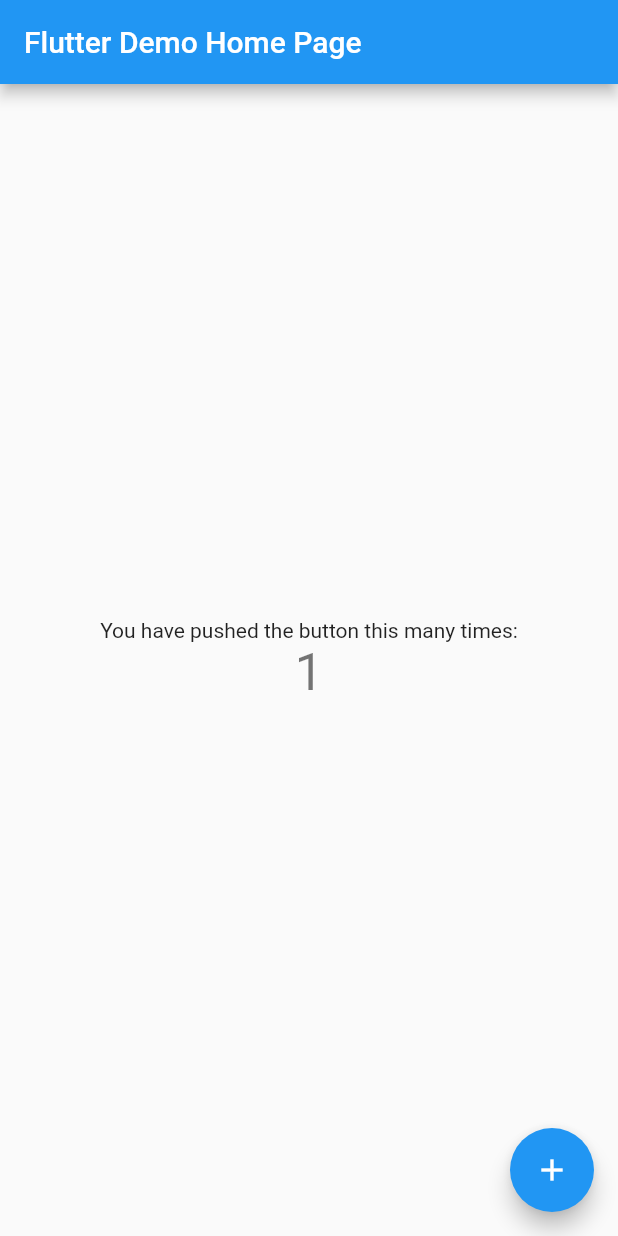
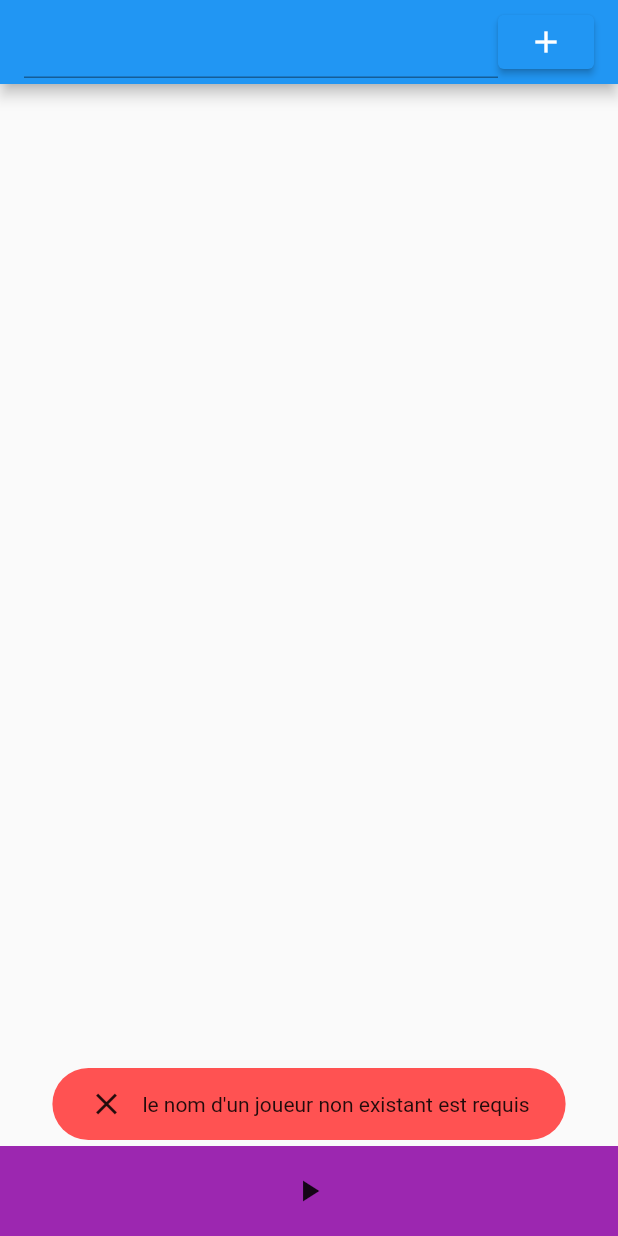
Before and after one commit to FXzoroark/flutter_dade_cho, a Flutter app: the screen it shows after launch, after a tap on the "add" icon, on a phone screen of 412 x 824 dp. Run offline on Flutter 3.47's test engine with Material 2 defaults, Android fonts, the phone set to English and light mode, and no system bars; our stand-ins replace fluttertoast.

Commit message:
écran d'enregistrement des joueurs

```diff
--- a/lib/main.dart
+++ b/lib/main.dart
@@ -1,115 +1,180 @@
 import 'package:flutter/material.dart';
+import 'package:collection/collection.dart';
+import 'package:fluttertoast/fluttertoast.dart';
 
 void main() {
-  runApp(const MyApp());
+  runApp(const MaterialApp(
+    home: HomeScreen(),
+  ));
 }
 
-class MyApp extends StatelessWidget {
-  const MyApp({super.key});
+class Player {
+  String name;
+  bool drinking = true;
 
-  // This widget is the root of your application.
+  Player(this.name);
+
+}
+
+class HomeScreen extends StatefulWidget {
+  const HomeScreen({Key? key}) : super(key: key);
+
   @override
-  Widget build(BuildContext context) {
-    return MaterialApp(
-      title: 'Flutter Demo',
-      theme: ThemeData(
-        // This is the theme of your application.
-        //
-        // Try running your application with "flutter run". You'll see the
-        // application has a blue toolbar. Then, without quitting the app, try
-        // changing the primarySwatch below to Colors.green and then invoke
-        // "hot reload" (press "r" in the console where you ran "flutter run",
-        // or simply save your changes to "hot reload" in a Flutter IDE).
-        // Notice that the counter didn't reset back to zero; the application
-        // is not restarted.
-        primarySwatch: Colors.blue,
+  State<HomeScreen> createState() => _HomeScreenState();
+}
+
+class _HomeScreenState extends State<HomeScreen> {
+  List<Player> players = [];
+
+
+  final textController = TextEditingController();
+  int? playerIndex;
+  IconData buttonIcon = Icons.add;
+
+
+  late FToast fToast;
+
+  @override
+  void initState() {
+    super.initState();
+    fToast = FToast();
+    fToast.init(context);
+  }
+
+  _showToast(String text) {
+    Widget toast = Container(
+      padding: const EdgeInsets.symmetric(horizontal: 24.0, vertical: 12.0),
+      decoration: BoxDecoration(
+        borderRadius: BorderRadius.circular(25.0),
+        color: Colors.redAccent,
       ),
-      home: const MyHomePage(title: 'Flutter Demo Home Page'),
+      child: Row(
+        mainAxisSize: MainAxisSize.min,
+        children: [
+          const Icon(Icons.close),
+          const SizedBox(
+            width: 12.0,
+          ),
+          Text(text),
+        ],
+      ),
+    );
+
+    fToast.showToast(
+      child: toast,
+      gravity: ToastGravity.BOTTOM,
+      toastDuration: const Duration(seconds: 2),
     );
   }
-}
 
-class MyHomePage extends StatefulWidget {
-  const MyHomePage({super.key, required this.title});
+  _removeAllQueuedToasts() {
+    fToast.removeQueuedCustomToasts();
+  }
 
-  // This widget is the home page of your application. It is stateful, meaning
-  // that it has a State object (defined below) that contains fields that affect
-  // how it looks.
-
-  // This class is the configuration for the state. It holds the values (in this
-  // case the title) provided by the parent (in this case the App widget) and
-  // used by the build method of the State. Fields in a Widget subclass are
-  // always marked "final".
-
-  final String title;
-
-  @override
-  State<MyHomePage> createState() => _MyHomePageState();
-}
-
-class _MyHomePageState extends State<MyHomePage> {
-  int _counter = 0;
-
-  void _incrementCounter() {
-    setState(() {
-      // This call to setState tells the Flutter framework that something has
-      // changed in this State, which causes it to rerun the build method below
-      // so that the display can reflect the updated values. If we changed
-      // _counter without calling setState(), then the build method would not be
-      // called again, and so nothing would appear to happen.
-      _counter++;
-    });
+  Widget _cardItem(index) {
+    return Card(
+        child: ListTile(
+          title: Text(players[index].name),
+          trailing: Checkbox(
+            value: players[index].drinking,
+            onChanged: (bool? value) {
+              setState(() {
+                players[index].drinking = value!;
+              });
+            },
+          ),
+          onTap: () {
+            playerIndex = index;
+            setState(() {
+              textController.text = players[index].name;
+              buttonIcon = Icons.save;
+            });
+          },
+          onLongPress: () {
+            playerIndex = null;
+            buttonIcon = Icons.add;
+            setState(() {
+              players.removeAt(index);
+            });
+          },
+        )
+    );
   }
 
   @override
   Widget build(BuildContext context) {
-    // This method is rerun every time setState is called, for instance as done
-    // by the _incrementCounter method above.
-    //
-    // The Flutter framework has been optimized to make rerunning build methods
-    // fast, so that you can just rebuild anything that needs updating rather
-    // than having to individually change instances of widgets.
     return Scaffold(
       appBar: AppBar(
-        // Here we take the value from the MyHomePage object that was created by
-        // the App.build method, and use it to set our appbar title.
-        title: Text(widget.title),
-      ),
-      body: Center(
-        // Center is a layout widget. It takes a single child and positions it
-        // in the middle of the parent.
-        child: Column(
-          // Column is also a layout widget. It takes a list of children and
-          // arranges them vertically. By default, it sizes itself to fit its
-          // children horizontally, and tries to be as tall as its parent.
-          //
-          // Invoke "debug painting" (press "p" in the console, choose the
-          // "Toggle Debug Paint" action from the Flutter Inspector in Android
-          // Studio, or the "Toggle Debug Paint" command in Visual Studio Code)
-          // to see the wireframe for each widget.
-          //
-          // Column has various properties to control how it sizes itself and
-          // how it positions its children. Here we use mainAxisAlignment to
-          // center the children vertically; the main axis here is the vertical
-          // axis because Columns are vertical (the cross axis would be
-          // horizontal).
-          mainAxisAlignment: MainAxisAlignment.center,
-          children: <Widget>[
-            const Text(
-              'You have pushed the button this many times:',
+        title: Row(
+          children: [
+            Expanded(
+                child: TextField(
+                  controller: textController,
+                )
             ),
-            Text(
-              '$_counter',
-              style: Theme.of(context).textTheme.headline4,
-            ),
+            ElevatedButton(
+                child: Icon(buttonIcon),
+                onPressed: () {
+                  if (textController.text.isEmpty ||
+                      players.firstWhereOrNull((element) => element.name ==
+                          textController.text) != null) {
+                    _removeAllQueuedToasts();
+                    _showToast("le nom d'un joueur non existant est requis");
+                  }
+                  else {
+                    setState(() {
+                      if (playerIndex != null) {
+                        players[playerIndex!].name = textController.text;
+                        playerIndex = null;
+                        buttonIcon = Icons.add;
+                      }
+                      else {
+                        players.add(Player(textController.text));
+                      }
+                      textController.clear();
+                    });
+                  }
+                }
+            )
           ],
         ),
       ),
-      floatingActionButton: FloatingActionButton(
-        onPressed: _incrementCounter,
-        tooltip: 'Increment',
-        child: const Icon(Icons.add),
-      ), // This trailing comma makes auto-formatting nicer for build methods.
+      body: ListView.builder(
+        itemCount: players.length,
+        itemBuilder: (BuildContext context, int index) {
+          if (index == 0) {
+            return Column(
+              children: [
+                Container(
+                  color: Colors.amber,
+                  child: const ListTile(
+                    title: Text("Name"),
+                    trailing: Text("Drinking"),
+                  ),
+                ),
+                _cardItem(index)
+              ],
+            );
+          }
+          return _cardItem(index);
+        },
+      ),
+      bottomNavigationBar: Container(
+        height: 60,
+        color: Colors.purple,
+        child: InkWell(
+            onTap: () {
+              if (players.length < 2) {
+                _removeAllQueuedToasts();
+                _showToast("Il faut être au moins 2 a jouer");
+              }
+              else {
+                print("TODO");
+              }
+            },
+            child: const Center(child: Icon(Icons.play_arrow))
+        ),
+      ),
     );
   }
 }
--- a/pubspec.yaml
+++ b/pubspec.yaml
@@ -36,6 +36,7 @@
   # The following adds the Cupertino Icons font to your application.
   # Use with the CupertinoIcons class for iOS style icons.
   cupertino_icons: ^1.0.2
+  fluttertoast: ^8.1.2
 
 dev_dependencies:
   flutter_test:
```
Also changed, not shown: pubspec.lock, 1 other file.
